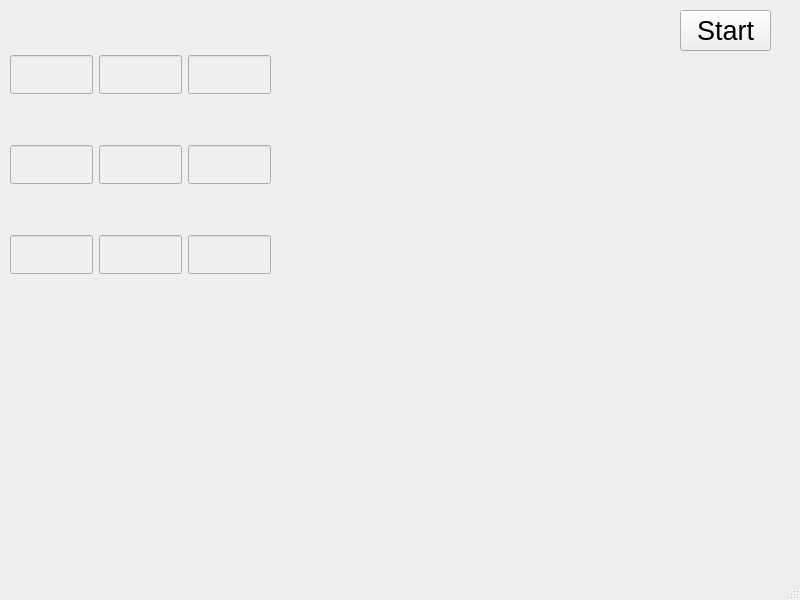
Old version of the form Sudoku/mainwindow.ui in the repository Vaxuss/Sepuku.
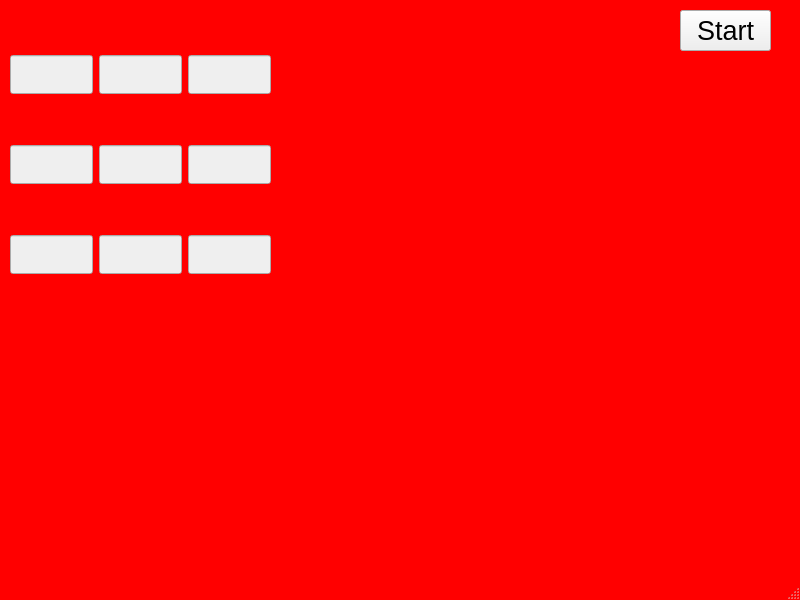
New version of the form.

The edit to the form file:
```diff
--- a/Sudoku/mainwindow.ui
+++ b/Sudoku/mainwindow.ui
@@ -13,6 +13,11 @@
   <property name="windowTitle">
    <string>MainWindow</string>
   </property>
+  <property name="styleSheet">
+   <string notr="true">QMainWindow {
+background-color: red;
+}</string>
+  </property>
   <widget class="QWidget" name="centralwidget">
    <widget class="QWidget" name="gridLayoutWidget">
     <property name="geometry">
```
